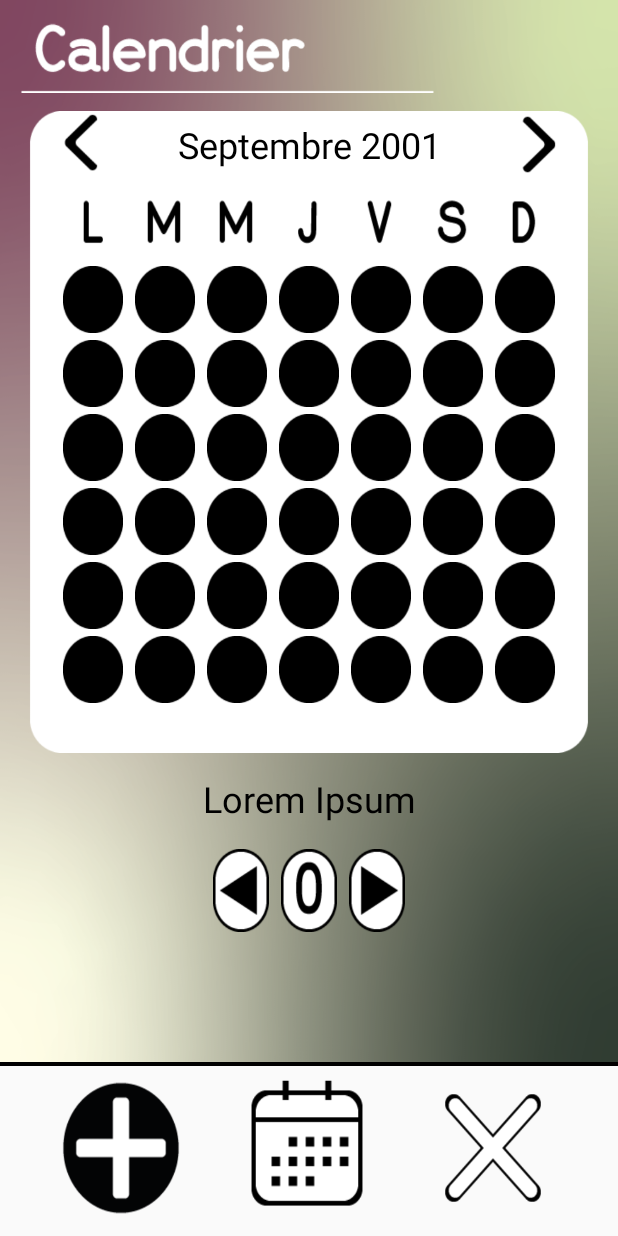
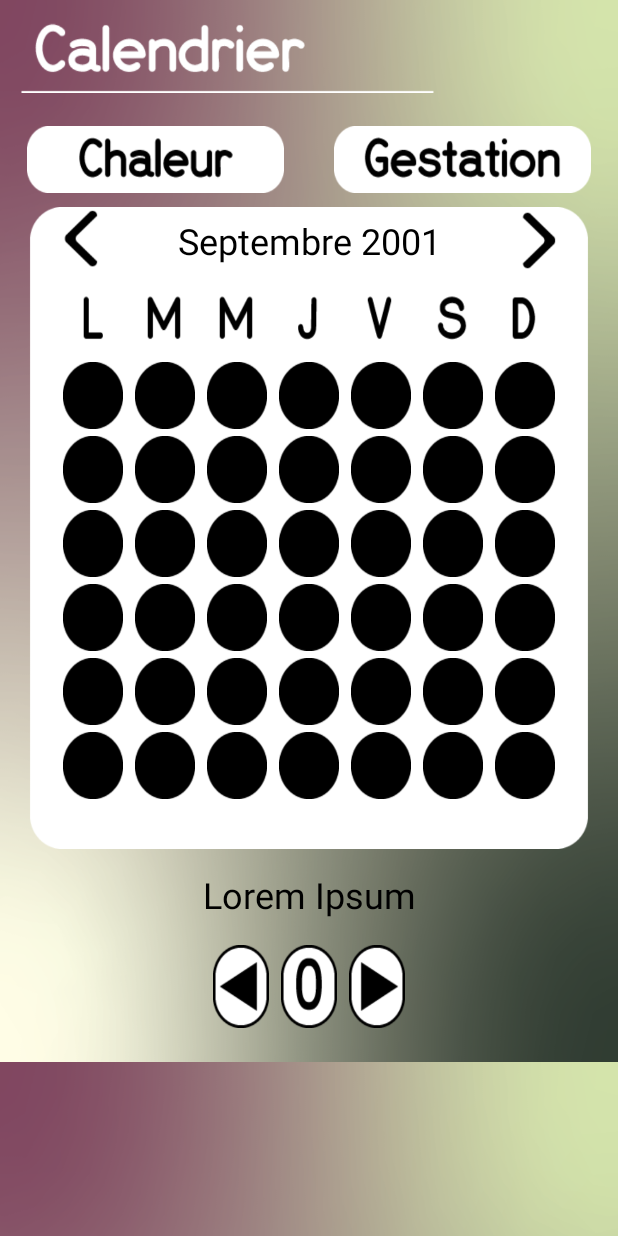
Before and after one commit to deadLocks21/cowCalendar, an Android app: the screen it shows after launch (MainActivity), on a phone screen of 412 x 824 dp. Run offline under Robolectric (Android 15) with nearby library versions, the phone set to English and light mode, and no system bars.

Commit message:
Correction du layout Calendrier.

```diff
--- a/app/src/main/java/fr/dlsindistries/cowcalendar/MainActivity.java
+++ b/app/src/main/java/fr/dlsindistries/cowcalendar/MainActivity.java
@@ -35,6 +35,9 @@ public class MainActivity extends AppCompatActivity {
     // Menu Calendrier
     private ImageView calendrierEnTete = null;
     private LinearLayout calendrier_fond = null;
+    private LinearLayout calendrier_choixCG = null;
+    private ImageView calendrier_bouton_chaleur = null;
+    private ImageView calendrier_bouton_gestation = null;
 
     // En-tête
     private LinearLayout calendrier_enTete = null;
@@ -175,6 +178,10 @@ public class MainActivity extends AppCompatActivity {
         calendrierEnTete = (ImageView)findViewById(R.id.calendrierEnTete);
         calendrier_fond = (LinearLayout)findViewById(R.id.calendrier_fond);
 
+        calendrier_choixCG = (LinearLayout)findViewById(R.id.calendrier_choixCG);
+        calendrier_bouton_chaleur = (ImageView)findViewById(R.id.calendrier_chaleur);
+        calendrier_bouton_gestation = (ImageView)findViewById(R.id.calendrier_gestation);
+
         // En-tête
         calendrier_enTete = (LinearLayout) findViewById(R.id.calendrier_enTete);
         calendrier_moisL = (ImageView)findViewById(R.id.calendrier_moisL);
@@ -290,9 +297,15 @@ public class MainActivity extends AppCompatActivity {
 
         // Menu Calendrier
         setHW(calendrierEnTete, 720, 97);
-        setMargins(calendrierEnTete, 0, 0, 0, 38);
+        setMargins(calendrierEnTete, 0, 0, 0, 70);
         setHW(calendrier_fond, 720, 665);
         setMargins(calendrier_fond, 0, 0, 0, 0);
+        setHW(calendrier_choixCG, 720, 70);
+        setMargins(calendrier_choixCG, 0, 0, 0, 30);
+        setHW(calendrier_bouton_chaleur, 300, 70);
+        setMargins(calendrier_bouton_chaleur, 0, 0, 30, 0);
+        setHW(calendrier_bouton_gestation, 300, 70);
+        setMargins(calendrier_bouton_gestation, 30, 0, 0, 0);
 
         // En-tête
         setHW(calendrier_enTete, 720, 80);
--- a/app/src/main/res/layout/activity_main.xml
+++ b/app/src/main/res/layout/activity_main.xml
@@ -56,7 +56,8 @@
                 android:text="xx/xx/xxxx"
                 android:textColor="@color/dark"
                 android:textSize="70px"
-                android:gravity="center"/>
+                android:gravity="center"
+                android:textStyle="bold" />
 
             <ImageView
                 android:id="@+id/ajouter_bouton"
@@ -85,6 +86,26 @@
                 android:layout_height="97px"
                 android:background="@drawable/calendrier_en_tete"/>
 
+            <LinearLayout
+                android:id="@+id/calendrier_choixCG"
+                android:layout_width="720px"
+                android:layout_height="70px"
+                android:orientation="horizontal"
+                android:gravity="center">
+
+                <ImageView
+                    android:id="@+id/calendrier_chaleur"
+                    android:layout_width="300px"
+                    android:layout_height="70px"
+                    android:background="@drawable/calendrier_bouton_chaleur" />
+
+                <ImageView
+                    android:id="@+id/calendrier_gestation"
+                    android:layout_width="300px"
+                    android:layout_height="70px"
+                    android:background="@drawable/calendrier_bouton_gestation" />
+
+            </LinearLayout>
 
             <!--Calendrier à proprement parler-->
             <LinearLayout
@@ -505,6 +526,18 @@
         </LinearLayout>
 
 
+        <!--Layout du menu Conflit-->
+        <LinearLayout
+            android:id="@+id/layoutConflit"
+            android:layout_width="wrap_content"
+            android:layout_height="1100px"
+            android:orientation="vertical"
+            android:layout_gravity="center"
+            android:background="@drawable/fond">
+
+        </LinearLayout>
+
+
         <!--Barre noire de séparation-->
         <ImageView
             android:id="@+id/barreMainLayout"
```
Also changed, not shown: app/src/main/res/drawable/calendrier_bouton_chaleur.png (added), app/src/main/res/drawable/calendrier_bouton_gestation.png (added), 4 other files.
